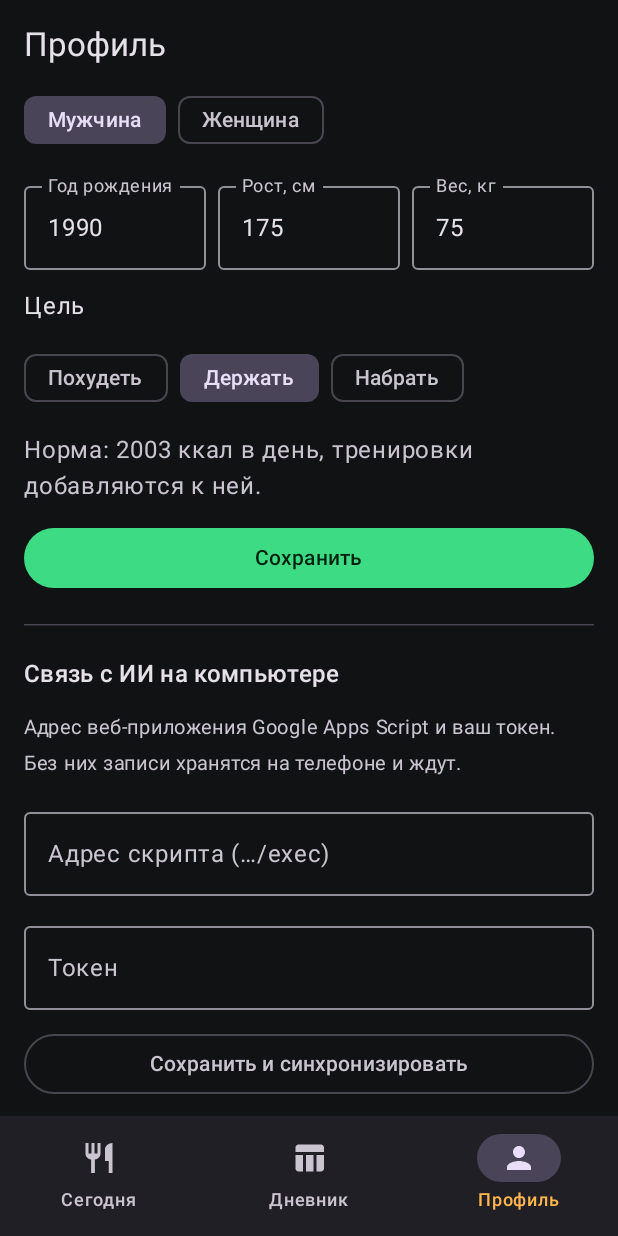
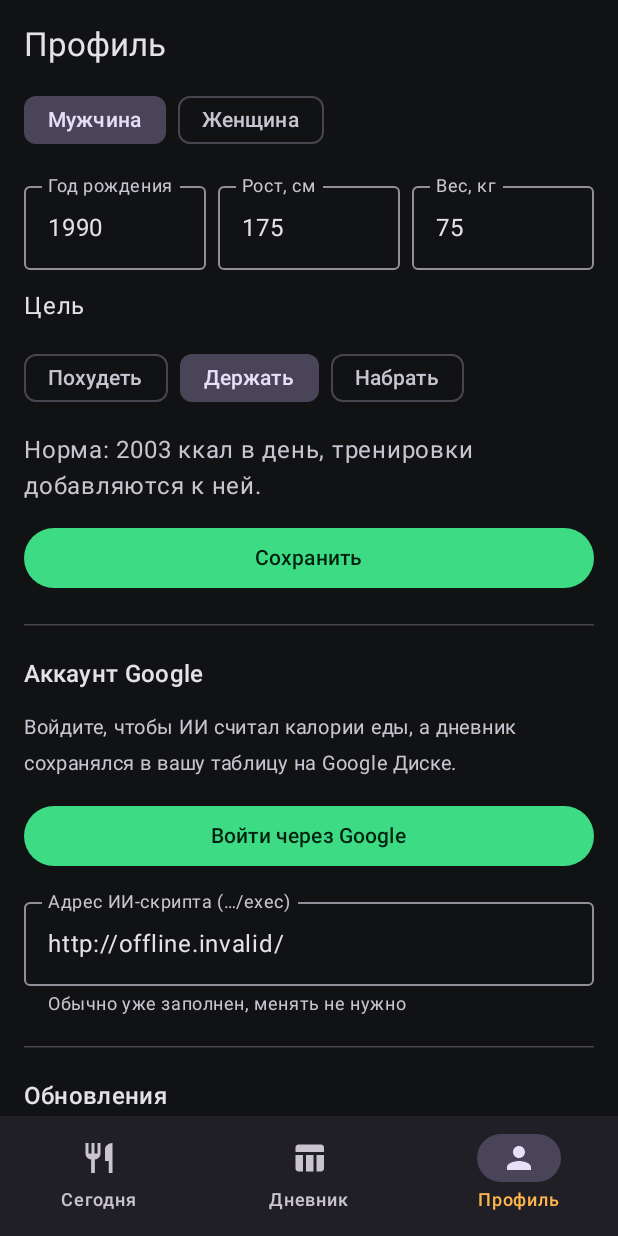
Before and after one commit to Pion2eer/CalCalc, an Android app built with Jetpack Compose: the screen it shows after launch (MainActivity), on a phone screen of 412 x 824 dp. Run offline under Robolectric (Android 15) with nearby library versions, the phone set to English and light mode, and no system bars; our stand-ins replace Room's generated code; network calls fail; 4 statements that could not run were skipped.

Commit message:
Google sign-in, own spreadsheet, AI questions with buttons, shared AI script, site
Co-Authored-By: Claude Opus 5.5 <noreply@anthropic.com>
Claude-Session: https://claude.ai/code/session_01U2ApNRLCc4Rh9q6PCKM46b

```diff
--- a/app/build.gradle.kts
+++ b/app/build.gradle.kts
@@ -18,6 +18,8 @@ android {
         targetSdk = 35
         versionCode = buildNumber
         versionName = "0.1.$buildNumber"
+        // Dimon's Apps Script web app that checks the Google account and calls the AI on the PC
+        buildConfigField("String", "AI_SCRIPT_URL", "\"${System.getenv("AI_SCRIPT_URL") ?: ""}\"")
         buildConfigField(
             "String", "UPDATE_URL",
             "\"${System.getenv("UPDATE_URL") ?: "https://github.com/Pion2eer/CalCalc/releases/latest/download/version.json"}\""
@@ -72,6 +74,8 @@ dependencies {
 
     implementation("androidx.work:work-runtime-ktx:2.10.0")
     implementation("org.jetbrains.kotlinx:kotlinx-coroutines-android:1.9.0")
+    implementation("org.jetbrains.kotlinx:kotlinx-coroutines-play-services:1.9.0")
+    implementation("com.google.android.gms:play-services-auth:21.3.0")
 
     testImplementation("junit:junit:4.13.2")
 }
--- a/app/src/main/java/ltd/pion/calcalc/data/Db.kt
+++ b/app/src/main/java/ltd/pion/calcalc/data/Db.kt
@@ -11,6 +11,8 @@ import androidx.room.Query
 import androidx.room.Room
 import androidx.room.RoomDatabase
 import androidx.room.Update
+import androidx.room.migration.Migration
+import androidx.sqlite.db.SupportSQLiteDatabase
 import kotlinx.coroutines.flow.Flow
 import java.util.UUID
 
@@ -50,6 +52,10 @@ data class Entry(
     val updatedAt: Long = System.currentTimeMillis(),
     val editedByUser: Boolean = false,
     val synced: Boolean = false,
+    /** A clarifying question from the AI and its button options (JSON array), answered with [answer]. */
+    val question: String? = null,
+    val options: String? = null,
+    val answer: String? = null,
 )
 
 @Entity(tableName = "weights")
@@ -83,6 +89,13 @@ interface EntryDao {
     @Query("SELECT * FROM entries WHERE synced = 0 ORDER BY createdAt")
     suspend fun unsynced(): List<Entry>
 
+    /** Food the AI still has to count: new entries and those whose question was just answered. */
+    @Query("SELECT * FROM entries WHERE type = 'food' AND status IN ('queued', 'processing') ORDER BY createdAt")
+    suspend fun forAi(): List<Entry>
+
+    @Query("SELECT * FROM entries ORDER BY day, createdAt")
+    suspend fun all(): List<Entry>
+
     @Insert(onConflict = OnConflictStrategy.REPLACE)
     suspend fun upsert(entry: Entry)
 
@@ -108,7 +121,15 @@ interface WeightDao {
     suspend fun upsert(weight: Weight)
 }
 
-@Database(entities = [Entry::class, Weight::class], version = 1, exportSchema = false)
+val MIGRATION_1_2 = object : Migration(1, 2) {
+    override fun migrate(db: SupportSQLiteDatabase) {
+        db.execSQL("ALTER TABLE entries ADD COLUMN question TEXT")
+        db.execSQL("ALTER TABLE entries ADD COLUMN options TEXT")
+        db.execSQL("ALTER TABLE entries ADD COLUMN answer TEXT")
+    }
+}
+
+@Database(entities = [Entry::class, Weight::class], version = 2, exportSchema = false)
 abstract class AppDb : RoomDatabase() {
     abstract fun entries(): EntryDao
     abstract fun weights(): WeightDao
@@ -118,6 +139,7 @@ abstract class AppDb : RoomDatabase() {
 
         fun get(context: Context): AppDb = instance ?: synchronized(this) {
             instance ?: Room.databaseBuilder(context.applicationContext, AppDb::class.java, "calcalc.db")
+                .addMigrations(MIGRATION_1_2)
                 .build().also { instance = it }
         }
     }
--- a/app/src/main/java/ltd/pion/calcalc/data/Prefs.kt
+++ b/app/src/main/java/ltd/pion/calcalc/data/Prefs.kt
@@ -2,6 +2,7 @@ package ltd.pion.calcalc.data
 
 import android.content.Context
 import android.content.SharedPreferences
+import ltd.pion.calcalc.BuildConfig
 import kotlinx.coroutines.channels.awaitClose
 import kotlinx.coroutines.flow.Flow
 import kotlinx.coroutines.flow.callbackFlow
@@ -14,10 +15,6 @@ data class Profile(
     val goal: Int = 0,
 )
 
-data class ServerConfig(
-    val scriptUrl: String = "",
-    val token: String = "",
-)
 
 class Prefs(context: Context) {
     private val sp: SharedPreferences = context.getSharedPreferences("calcalc", Context.MODE_PRIVATE)
@@ -36,9 +33,24 @@ class Prefs(context: Context) {
             .putInt("goal", p.goal)
             .apply()
 
-    var server: ServerConfig
-        get() = ServerConfig(sp.getString("scriptUrl", "") ?: "", sp.getString("token", "") ?: "")
-        set(s) = sp.edit().putString("scriptUrl", s.scriptUrl.trim()).putString("token", s.token.trim()).apply()
+    /** Address of the shared AI script; empty means the one built into the app. */
+    var aiUrl: String
+        get() = (sp.getString("aiUrl", "") ?: "").ifBlank { BuildConfig.AI_SCRIPT_URL }
+        set(v) = sp.edit().putString("aiUrl", v.trim()).apply()
+
+    /** The Google account the user signed in with; null until they do. */
+    var accountEmail: String?
+        get() = sp.getString("accountEmail", null)
+        set(v) = sp.edit().putString("accountEmail", v).apply()
+
+    /** The user's own CalCalc spreadsheet on their Google Drive. */
+    var sheetId: String?
+        get() = sp.getString("sheetId", null)
+        set(v) = sp.edit().putString("sheetId", v).apply()
+
+    var lastSheetSync: Long
+        get() = sp.getLong("lastSheetSync", 0)
+        set(v) = sp.edit().putLong("lastSheetSync", v).apply()
 
     var autoDownloadOnWifi: Boolean
         get() = sp.getBoolean("autoDownloadOnWifi", true)
--- a/app/src/main/java/ltd/pion/calcalc/ui/ProfileScreen.kt
+++ b/app/src/main/java/ltd/pion/calcalc/ui/ProfileScreen.kt
@@ -1,5 +1,10 @@
 package ltd.pion.calcalc.ui
 
+import android.content.Intent
+import android.net.Uri
+import androidx.activity.compose.rememberLauncherForActivityResult
+import androidx.activity.result.IntentSenderRequest
+import androidx.activity.result.contract.ActivityResultContracts
 import androidx.compose.foundation.layout.Arrangement
 import androidx.compose.foundation.layout.Column
 import androidx.compose.foundation.layout.Row
@@ -27,12 +32,12 @@ import androidx.compose.runtime.remember
 import androidx.compose.runtime.setValue
 import androidx.compose.ui.Alignment
 import androidx.compose.ui.Modifier
+import androidx.compose.ui.platform.LocalContext
 import androidx.compose.ui.text.input.KeyboardType
 import androidx.compose.ui.unit.dp
 import androidx.compose.ui.unit.sp
 import ltd.pion.calcalc.BuildConfig
 import ltd.pion.calcalc.data.Profile
-import ltd.pion.calcalc.data.ServerConfig
 import ltd.pion.calcalc.domain.Norm
 import ltd.pion.calcalc.update.UpdateState
 
@@ -47,9 +52,13 @@ fun ProfileScreen(vm: AppViewModel, modifier: Modifier, onSaved: () -> Unit) {
     var height by remember(p0) { mutableStateOf(p0.heightCm.toString()) }
     var goal by remember(p0) { mutableStateOf(p0.goal) }
     var weight by remember(w0) { mutableStateOf(trimKg(w0)) }
-    val server = remember { vm.prefs.server }
-    var url by remember { mutableStateOf(server.scriptUrl) }
-    var token by remember { mutableStateOf(server.token) }
+    val account by vm.account.collectAsState()
+    val authError by vm.authError.collectAsState()
+    var url by remember { mutableStateOf(vm.prefs.aiUrl) }
+    val ctx = LocalContext.current
+    val signInLauncher = rememberLauncherForActivityResult(ActivityResultContracts.StartIntentSenderForResult()) {
+        vm.onSignInResult(it.data)
+    }
     var autoDl by remember { mutableStateOf(vm.prefs.autoDownloadOnWifi) }
 
     val draft = Profile(male, year.toIntOrNull() ?: p0.birthYear, height.toIntOrNull() ?: p0.heightCm, goal)
@@ -79,14 +88,33 @@ fun ProfileScreen(vm: AppViewModel, modifier: Modifier, onSaved: () -> Unit) {
         Button({ vm.saveProfile(draft, kg); onSaved() }, Modifier.fillMaxWidth()) { Text("Сохранить") }
 
         HorizontalDivider(Modifier.padding(vertical = 8.dp))
-        Text("Связь с ИИ на компьютере", style = MaterialTheme.typography.titleMedium)
-        Text(
-            "Адрес веб-приложения Google Apps Script и ваш токен. Без них записи хранятся на телефоне и ждут.",
-            fontSize = 13.sp, color = MaterialTheme.colorScheme.onSurfaceVariant,
+        Text("Аккаунт Google", style = MaterialTheme.typography.titleMedium)
+        if (account == null) {
+            Text(
+                "Войдите, чтобы ИИ считал калории еды, а дневник сохранялся в вашу таблицу на Google Диске.",
+                fontSize = 13.sp, color = MaterialTheme.colorScheme.onSurfaceVariant,
+            )
+            Button({
+                vm.signIn { pi -> signInLauncher.launch(IntentSenderRequest.Builder(pi.intentSender).build()) }
+            }, Modifier.fillMaxWidth()) { Text("Войти через Google") }
+        } else {
+            Text("Вы вошли как $account")
+            vm.sheetUrl()?.let { u ->
+                OutlinedButton({ ctx.startActivity(Intent(Intent.ACTION_VIEW, Uri.parse(u))) }, Modifier.fillMaxWidth()) {
+                    Text("Открыть мою таблицу")
+                }
+            }
+            Row(horizontalArrangement = Arrangement.spacedBy(8.dp)) {
+                OutlinedButton({ vm.syncNow() }, Modifier.weight(1f)) { Text("Синхронизировать") }
+                OutlinedButton({ vm.signOut() }, Modifier.weight(1f)) { Text("Выйти") }
+            }
+        }
+        authError?.let { Text(it, color = Warn) }
+        OutlinedTextField(
+            url, { url = it; vm.prefs.aiUrl = it }, Modifier.fillMaxWidth(),
+            label = { Text("Адрес ИИ-скрипта (…/exec)") }, singleLine = true,
+            supportingText = { Text("Обычно уже заполнен, менять не нужно") },
         )
-        OutlinedTextField(url, { url = it }, Modifier.fillMaxWidth(), label = { Text("Адрес скрипта (…/exec)") }, singleLine = true)
-        OutlinedTextField(token, { token = it }, Modifier.fillMaxWidth(), label = { Text("Токен") }, singleLine = true)
-        OutlinedButton({ vm.saveServer(ServerConfig(url, token)) }, Modifier.fillMaxWidth()) { Text("Сохранить и синхронизировать") }
 
         HorizontalDivider(Modifier.padding(vertical = 8.dp))
         Text("Обновления", style = MaterialTheme.typography.titleMedium)
```
Also changed, not shown: app/src/main/java/ltd/pion/calcalc/sync/Google.kt (added, +182 -0 lines), app/src/main/java/ltd/pion/calcalc/sync/SyncWorker.kt (+71 -69 lines), app/src/main/java/ltd/pion/calcalc/ui/AppViewModel.kt (+55 -3 lines), app/src/main/java/ltd/pion/calcalc/ui/TodayScreen.kt (+21 -3 lines), 7 other files.
